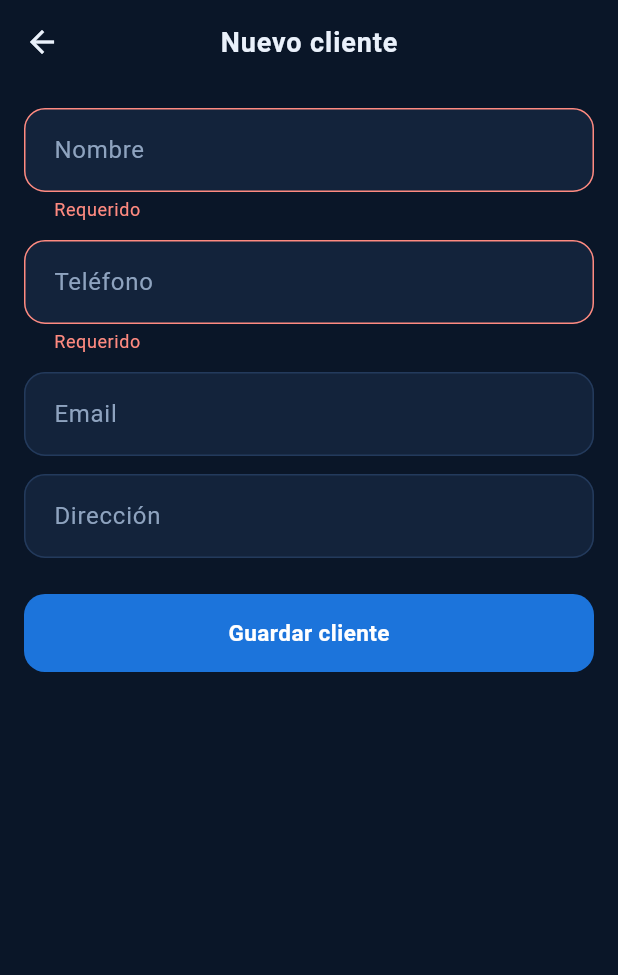
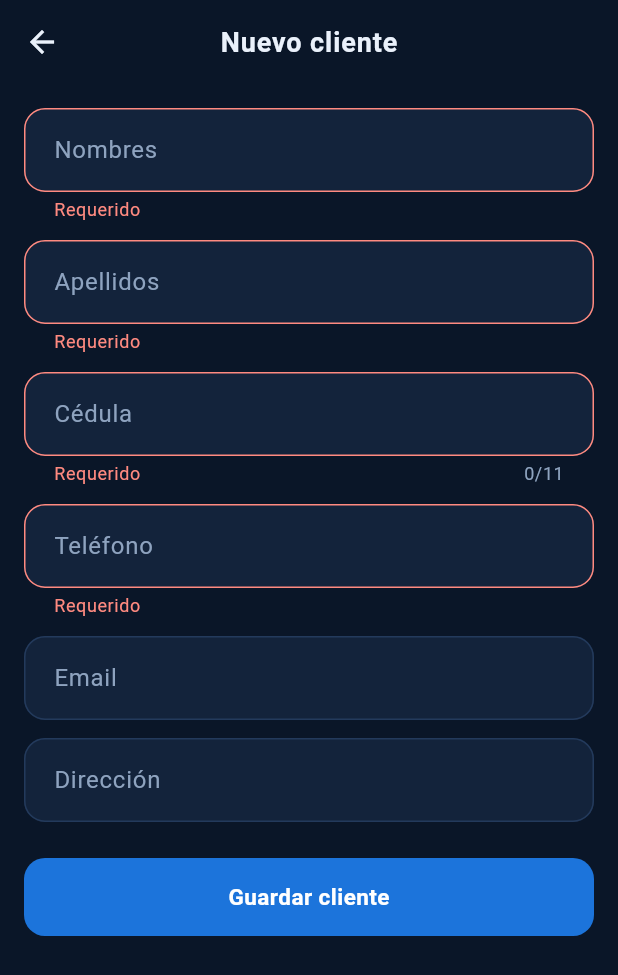
Before and after one commit to jhonatanT04/GestionMecanica, a Flutter app: the ClienteFormScreen screen opened directly, after a tap on "Guardar cliente", on a phone screen of 412 x 824 dp. Shown: the top 975 px of the screen. Run offline on Flutter 3.47's test engine with Material 3 defaults, Android fonts, the phone set to English and light mode, and no system bars; our stand-ins replace image_picker, shared_preferences; missing offline and left inert: google_mlkit_text_recognition; accounts and stored records are empty.

Commit message:
feat: refactoriza el modelo de Cliente para incluir nombres, apellidos y cédula; actualiza formularios y validaciones en la gestión de clientes

```diff
--- a/appmovil/lib/models/cliente.dart
+++ b/appmovil/lib/models/cliente.dart
@@ -1,21 +1,31 @@
 class Cliente {
   final int? id;
-  final String nombre;
+  final String nombres;
+  final String apellidos;
+
+  /// Vacía en clientes registrados antes de que se pidiera la cédula.
+  final String cedula;
   final String telefono;
   final String email;
   final String direccion;
 
   const Cliente({
     this.id,
-    required this.nombre,
+    required this.nombres,
+    required this.apellidos,
+    required this.cedula,
     required this.telefono,
     required this.email,
     required this.direccion,
   });
 
+  String get nombreCompleto => '$nombres $apellidos'.trim();
+
   factory Cliente.fromJson(Map<String, dynamic> json) => Cliente(
     id: json['id'] as int?,
-        nombre: json['nombre'] as String? ?? '',
+    nombres: json['nombres'] as String? ?? '',
+    apellidos: json['apellidos'] as String? ?? '',
+    cedula: json['cedula'] as String? ?? '',
     telefono: json['telefono'] as String? ?? '',
     email: json['email'] as String? ?? '',
     direccion: json['direccion'] as String? ?? '',
@@ -23,7 +33,9 @@ class Cliente {
 
   Map<String, dynamic> toJson() => {
     if (id != null) 'id': id,
-        'nombre': nombre,
+    'nombres': nombres,
+    'apellidos': apellidos,
+    'cedula': cedula,
     'telefono': telefono,
     'email': email,
     'direccion': direccion,
--- a/appmovil/lib/screens/cliente_form_screen.dart
+++ b/appmovil/lib/screens/cliente_form_screen.dart
@@ -3,6 +3,7 @@ import 'package:flutter/material.dart';
 import '../models/cliente.dart';
 import '../services/api_client.dart';
 import '../services/service_locator.dart';
+import '../utils/cedula.dart';
 
 class ClienteFormScreen extends StatefulWidget {
   const ClienteFormScreen({super.key});
@@ -13,7 +14,9 @@ class ClienteFormScreen extends StatefulWidget {
 
 class _ClienteFormScreenState extends State<ClienteFormScreen> {
   final _formKey = GlobalKey<FormState>();
-  final _nombreController = TextEditingController();
+  final _nombresController = TextEditingController();
+  final _apellidosController = TextEditingController();
+  final _cedulaController = TextEditingController();
   final _telefonoController = TextEditingController();
   final _emailController = TextEditingController();
   final _direccionController = TextEditingController();
@@ -25,7 +28,9 @@ class _ClienteFormScreenState extends State<ClienteFormScreen> {
     try {
       final cliente = await clienteService.crear(
         Cliente(
-          nombre: _nombreController.text.trim(),
+          nombres: _nombresController.text.trim(),
+          apellidos: _apellidosController.text.trim(),
+          cedula: limpiarCedula(_cedulaController.text),
           telefono: _telefonoController.text.trim(),
           email: _emailController.text.trim(),
           direccion: _direccionController.text.trim(),
@@ -36,9 +41,7 @@ class _ClienteFormScreenState extends State<ClienteFormScreen> {
     } on ApiException catch (e) {
       if (!mounted) return;
       ScaffoldMessenger.of(context).showSnackBar(
-        SnackBar(
-          content: Text('No se pudo crear el cliente (${e.statusCode})'),
-        ),
+        SnackBar(content: Text('No se pudo crear el cliente: ${e.message}')),
       );
       setState(() => _guardando = false);
     } catch (_) {
@@ -61,10 +64,34 @@ class _ClienteFormScreenState extends State<ClienteFormScreen> {
           child: ListView(
             children: [
               TextFormField(
-                controller: _nombreController,
-                decoration: const InputDecoration(labelText: 'Nombre'),
+                controller: _nombresController,
+                decoration: const InputDecoration(labelText: 'Nombres'),
+                textCapitalization: TextCapitalization.words,
                 validator: (v) =>
                     (v == null || v.trim().isEmpty) ? 'Requerido' : null,
+              ),
+              const SizedBox(height: 12),
+              TextFormField(
+                controller: _apellidosController,
+                decoration: const InputDecoration(labelText: 'Apellidos'),
+                textCapitalization: TextCapitalization.words,
+                validator: (v) =>
+                    (v == null || v.trim().isEmpty) ? 'Requerido' : null,
+              ),
+              const SizedBox(height: 12),
+              TextFormField(
+                controller: _cedulaController,
+                decoration: const InputDecoration(
+                  labelText: 'Cédula',
+                  helperText: '10 dígitos',
+                ),
+                keyboardType: TextInputType.number,
+                maxLength: 11,
+                validator: (v) {
+                  final cedula = limpiarCedula(v ?? '');
+                  if (cedula.isEmpty) return 'Requerido';
+                  return esCedulaValida(cedula) ? null : 'Cédula no válida';
+                },
               ),
               const SizedBox(height: 12),
               TextFormField(
--- a/appmovil/lib/screens/cliente_search_screen.dart
+++ b/appmovil/lib/screens/cliente_search_screen.dart
@@ -75,7 +75,8 @@ class _ClienteSearchScreenState extends State<ClienteSearchScreen> {
         : _clientes
               .where(
                 (c) =>
-                    c.nombre.toLowerCase().contains(filtroLower) ||
+                    c.nombreCompleto.toLowerCase().contains(filtroLower) ||
+                    c.cedula.contains(filtroLower) ||
                     c.telefono.toLowerCase().contains(filtroLower),
               )
               .toList();
@@ -91,7 +92,7 @@ class _ClienteSearchScreenState extends State<ClienteSearchScreen> {
             padding: const EdgeInsets.all(16),
             child: TextField(
               decoration: const InputDecoration(
-                labelText: 'Buscar cliente por nombre o teléfono',
+                labelText: 'Buscar por nombre, cédula o teléfono',
                 prefixIcon: Icon(Icons.search),
               ),
               onChanged: (v) => setState(() => _filtro = v),
@@ -128,16 +129,21 @@ class _ClienteSearchScreenState extends State<ClienteSearchScreen> {
                           backgroundColor: AppColors.surfaceHigh,
                           foregroundColor: AppColors.text,
                           child: Text(
-                            c.nombre.isNotEmpty
-                                ? c.nombre[0].toUpperCase()
+                            c.nombreCompleto.isNotEmpty
+                                ? c.nombreCompleto[0].toUpperCase()
                                 : '?',
                           ),
                         ),
                         title: Text(
-                          c.nombre,
+                          c.nombreCompleto,
                           style: const TextStyle(fontWeight: FontWeight.w600),
                         ),
-                        subtitle: Text(c.telefono),
+                        subtitle: Text(
+                          [
+                            if (c.cedula.isNotEmpty) 'C.I. ${c.cedula}',
+                            if (c.telefono.isNotEmpty) c.telefono,
+                          ].join(' · '),
+                        ),
                         trailing: const Icon(Icons.chevron_right),
                         onTap: () => _continuarConCliente(c),
                       );
--- a/appmovil/lib/screens/home_screen.dart
+++ b/appmovil/lib/screens/home_screen.dart
@@ -764,7 +764,7 @@ class _VehiculoCard extends StatelessWidget {
                     ),
                     const SizedBox(height: 2),
                     Text(
-                      '${orden.vehiculo.placa} · ${orden.vehiculo.cliente.nombre}',
+                      '${orden.vehiculo.placa} · ${orden.vehiculo.cliente.nombreCompleto}',
                       maxLines: 1,
                       overflow: TextOverflow.ellipsis,
                       style: const TextStyle(
@@ -891,7 +891,7 @@ class _DetalleOrden extends StatelessWidget {
             _Dato(
               icono: Icons.person_outline,
               titulo: 'Cliente',
-              valor: v.cliente.nombre,
+              valor: v.cliente.nombreCompleto,
             ),
             if (v.cliente.telefono.isNotEmpty)
               _Dato(
--- a/appmovil/lib/screens/orden_creada_screen.dart
+++ b/appmovil/lib/screens/orden_creada_screen.dart
@@ -77,7 +77,7 @@ class OrdenCreadaScreen extends StatelessWidget {
                 ),
                 const SizedBox(height: 4),
                 Text(
-                  '${v.placa} · ${v.cliente.nombre}',
+                  '${v.placa} · ${v.cliente.nombreCompleto}',
                   textAlign: TextAlign.center,
                   style: const TextStyle(color: AppColors.textMuted),
                 ),
--- a/appmovil/lib/screens/orden_form_screen.dart
+++ b/appmovil/lib/screens/orden_form_screen.dart
@@ -105,7 +105,7 @@ class _OrdenFormScreenState extends State<OrdenFormScreen> {
                             ),
                             const SizedBox(height: 2),
                             Text(
-                              '${v.placa} · ${v.cliente.nombre}',
+                              '${v.placa} · ${v.cliente.nombreCompleto}',
                               style: const TextStyle(
                                 color: AppColors.textMuted,
                                 fontSize: 13,
--- a/appmovil/lib/screens/vehiculo_form_screen.dart
+++ b/appmovil/lib/screens/vehiculo_form_screen.dart
@@ -75,7 +75,7 @@ class _VehiculoFormScreenState extends State<VehiculoFormScreen> {
           key: _formKey,
           child: ListView(
             children: [
-              Text('Propietario: ${widget.cliente.nombre}'),
+              Text('Propietario: ${widget.cliente.nombreCompleto}'),
               const SizedBox(height: 16),
               TextFormField(
                 controller: _placaController,
--- a/appmovil/lib/screens/vehiculo_search_screen.dart
+++ b/appmovil/lib/screens/vehiculo_search_screen.dart
@@ -86,7 +86,7 @@ class _VehiculoSearchScreenState extends State<VehiculoSearchScreen> {
   Widget build(BuildContext context) {
     return Scaffold(
       appBar: AppBar(
-        title: Text(widget.cliente.nombre),
+        title: Text(widget.cliente.nombreCompleto),
         bottom: const FlowSteps(actual: PasoRegistro.vehiculo),
       ),
       body: Padding(
```
Also changed, not shown: appmovil/lib/utils/cedula.dart (added, +18 -0 lines), 2 other files. Lines whose indentation alone changed are shown as unchanged.
